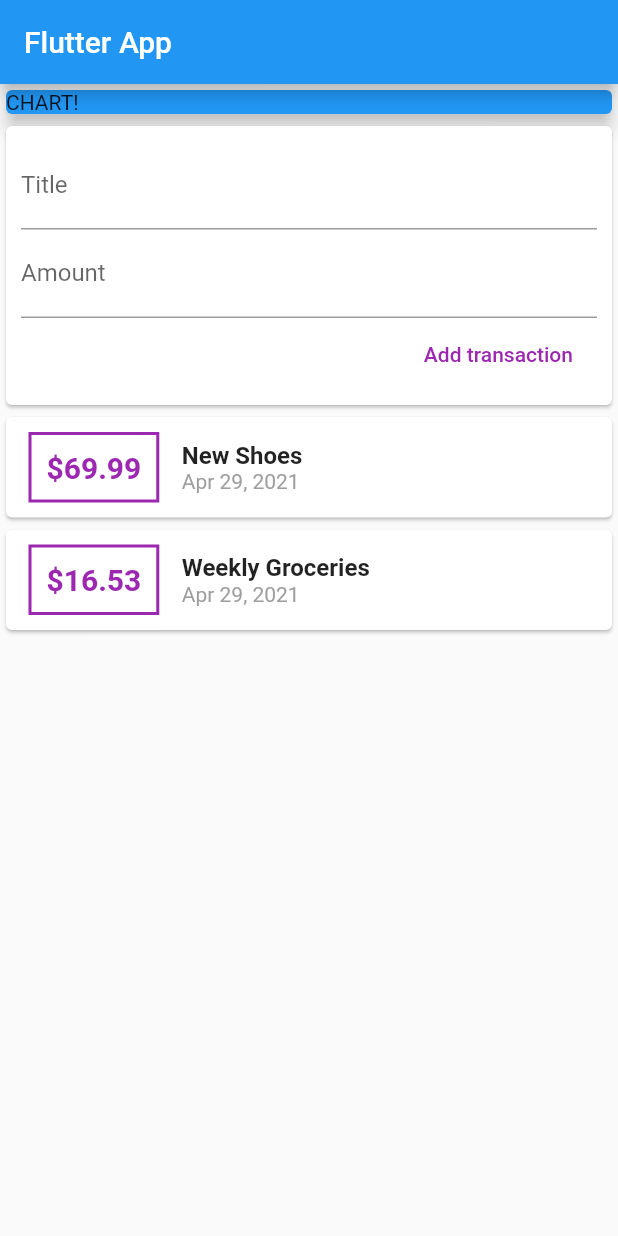
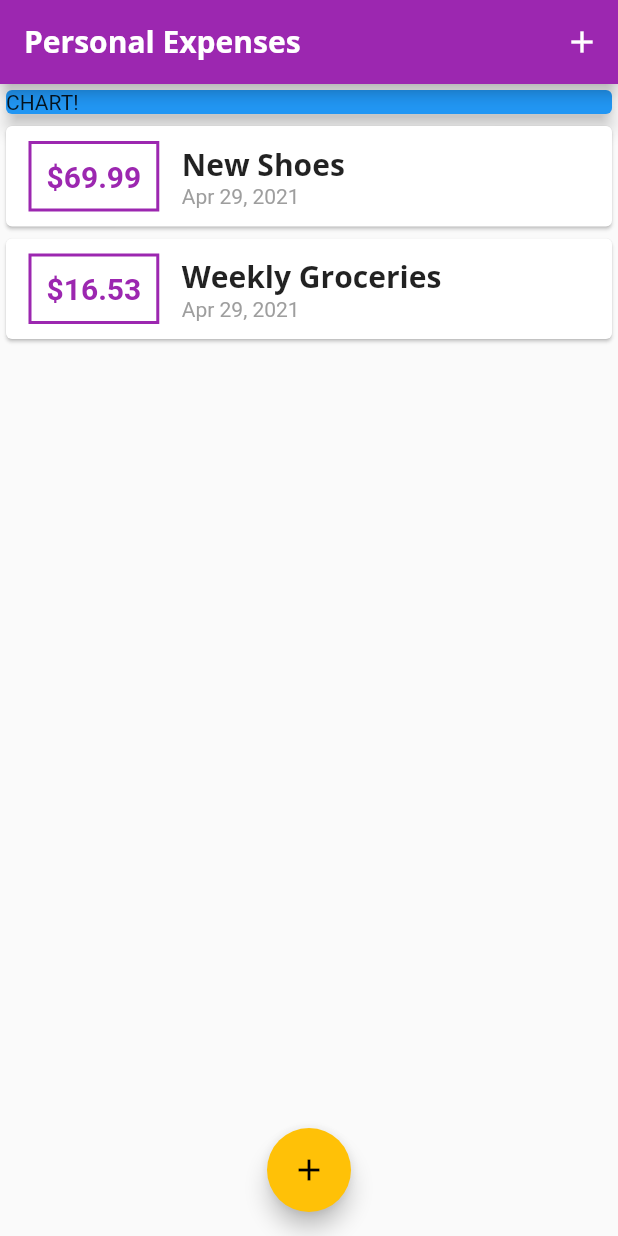
Before and after one commit to xFlappy/expenses_app, a Flutter app: the screen it shows after launch, on a phone screen of 412 x 824 dp. Run offline on Flutter 3.47's test engine with Material 2 defaults, Android fonts, the phone set to English and light mode, and no system bars; missing offline and left inert: dart:ffi.

Commit message:
Worked on the style
Nonfunziona c'è qualcosa di sbagliato, devo metterlo a posto con le sue soluzioni più tardi nel tutorial

```diff
--- a/lib/main.dart
+++ b/lib/main.dart
@@ -1,7 +1,10 @@
+import 'dart:ffi';
+
 import 'package:expenses_app/widgets/new_transaction.dart';
 import 'package:expenses_app/widgets/transaction_list.dart';
-import 'package:expenses_app/widgets/user_transactions.dart';
+import 'package:flutter/gestures.dart';
 import 'package:flutter/material.dart';
+import './models/transaction.dart';
 
 void main() => runApp(MyApp());
 
@@ -9,23 +12,89 @@ class MyApp extends StatelessWidget {
   @override
   Widget build(BuildContext context) {
     return MaterialApp(
-      title: 'Flutter App',
+      title: 'Personal Expenses',
+      theme: ThemeData(
+          primarySwatch: Colors.purple,
+          accentColor: Colors.amber,
+          fontFamily: "Quicksand",
+          textTheme: ThemeData.light().textTheme.copyWith(
+                title: TextStyle(
+                  fontFamily: "OpenSans",
+                  fontWeight: FontWeight.bold,
+                  fontSize: 20,
+                ),
+              ),
+          appBarTheme: AppBarTheme(
+            textTheme: ThemeData.light().textTheme.copyWith(
+                  title: TextStyle(
+                    fontFamily: "OpenSans",
+                    fontSize: 20,
+                    fontWeight: FontWeight.bold,
+                  ),
+                ),
+          )),
       home: MyHomePage(),
     );
   }
 }
 
-class MyHomePage extends StatelessWidget {
+class MyHomePage extends StatefulWidget {
   //String titleInput;
   //String amountInput;
-  final titleController = TextEditingController();
-  final amountController = TextEditingController();
+  @override
+  _MyHomePageState createState() => _MyHomePageState();
+}
+
+class _MyHomePageState extends State<MyHomePage> {
+  final List<Transaction> _userTransactions = [
+    Transaction(
+      id: "t1",
+      title: "New Shoes",
+      amount: 69.99,
+      date: DateTime.now(),
+    ),
+    Transaction(
+      id: "t2",
+      title: "Weekly Groceries",
+      amount: 16.53,
+      date: DateTime.now(),
+    ),
+  ];
+
+  void _addNewTransaction(String txTitle, double txAmount) {
+    final newTx = Transaction(
+      id: DateTime.now().toString(),
+      title: txTitle,
+      amount: txAmount,
+      date: DateTime.now(),
+    );
+  }
+
+  void _startAddNewTransaction(BuildContext ctx) {
+    showModalBottomSheet(
+        context: ctx,
+        builder: (_) {
+          return GestureDetector(
+            child: NewTransaction(_addNewTransaction),
+            onTap: () {},
+            behavior: HitTestBehavior.opaque,
+          );
+        });
+  }
 
   @override
   Widget build(BuildContext context) {
     return Scaffold(
       appBar: AppBar(
-        title: Text('Flutter App'),
+        title: Text(
+          'Personal Expenses',
+        ),
+        actions: [
+          IconButton(
+            icon: Icon(Icons.add),
+            onPressed: () => _startAddNewTransaction(context),
+          )
+        ],
       ),
       body: SingleChildScrollView(
         child: Column(
@@ -40,9 +109,14 @@ class MyHomePage extends StatelessWidget {
                 elevation: 5,
               ),
             ),
-            UserTransactions(),
+            TransactionList(_userTransactions),
           ],
         ),
+      ),
+      floatingActionButtonLocation: FloatingActionButtonLocation.centerFloat,
+      floatingActionButton: FloatingActionButton(
+        child: Icon(Icons.add),
+        onPressed: () => _startAddNewTransaction(context),
       ),
     );
   }
--- a/lib/widgets/transaction_list.dart
+++ b/lib/widgets/transaction_list.dart
@@ -24,17 +24,17 @@ class TransactionList extends StatelessWidget {
                   ),
                   decoration: BoxDecoration(
                     border: Border.all(
-                      color: Colors.purple,
+                      color: Theme.of(context).primaryColor,
                       width: 2,
                     ),
                   ),
                   padding: EdgeInsets.all(10),
                   child: Text(
-                    '\$${transactions[index].amount}',
+                    '\$${transactions[index].amount.toStringAsFixed(2)}',
                     style: TextStyle(
                       fontWeight: FontWeight.bold,
                       fontSize: 20,
-                      color: Colors.purple,
+                      color: Theme.of(context).primaryColor,
                     ),
                   ),
                 ),
@@ -43,10 +43,7 @@ class TransactionList extends StatelessWidget {
                   children: <Widget>[
                     Text(
                       transactions[index].title,
-                      style: TextStyle(
-                        fontSize: 16,
-                        fontWeight: FontWeight.bold,
-                      ),
+                      style: Theme.of(context).textTheme.title,
                     ),
                     Text(
                       DateFormat.yMMMd().format(transactions[index].date),
--- a/lib/widgets/user_transactions.dart
+++ /dev/null
@@ -1,50 +0,0 @@
-import 'package:flutter/material.dart';
-
-import './new_transaction.dart';
-import './transaction_list.dart';
-import '../models/transaction.dart';
-
-class UserTransactions extends StatefulWidget {
-  @override
-  _UserTransactionsState createState() => _UserTransactionsState();
-}
-
-class _UserTransactionsState extends State<UserTransactions> {
-  final List<Transaction> _userTransactions = [
-    Transaction(
-      id: "t1",
-      title: "New Shoes",
-      amount: 69.99,
-      date: DateTime.now(),
-    ),
-    Transaction(
-      id: "t2",
-      title: "Weekly Groceries",
-      amount: 16.53,
-      date: DateTime.now(),
-    ),
-  ];
-
-  void _addNewTransaction(String txTitle, double txAmount) {
-    final newTx = Transaction(
-      id: DateTime.now().toString(),
-      title: txTitle,
-      amount: txAmount,
-      date: DateTime.now(),
-    );
-
-    setState(() {
-      _userTransactions.add(newTx);
-    });
-  }
-
-  @override
-  Widget build(BuildContext context) {
-    return Column(
-      children: <Widget>[
-        NewTransaction(_addNewTransaction),
-        TransactionList(_userTransactions),
-      ],
-    );
-  }
-}
```
Also changed, not shown: lib/widgets/new_transaction.dart (+30 -9 lines), pubspec.yaml (+11 -6 lines), assets/fonts/OpenSans-Bold.ttf (added), assets/fonts/OpenSans-Regular.ttf (added), assets/fonts/Quicksand-Bold.ttf (added), assets/fonts/Quicksand-Light.ttf (added), assets/fonts/Quicksand-Medium.ttf (added), assets/fonts/Quicksand-Regular.ttf (added).
